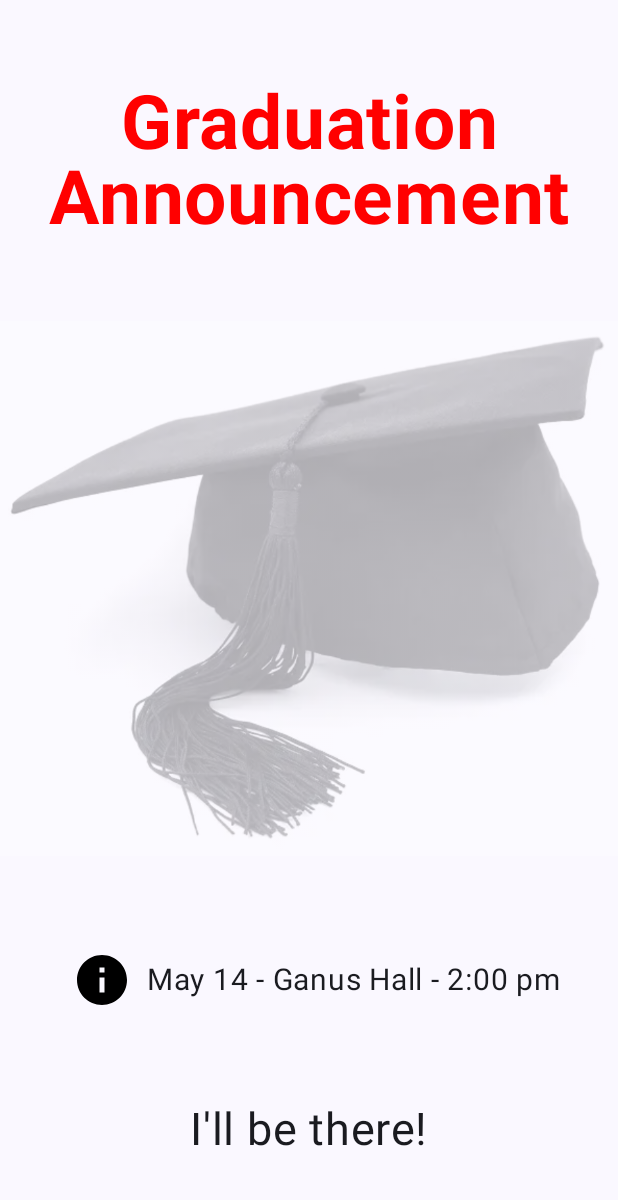
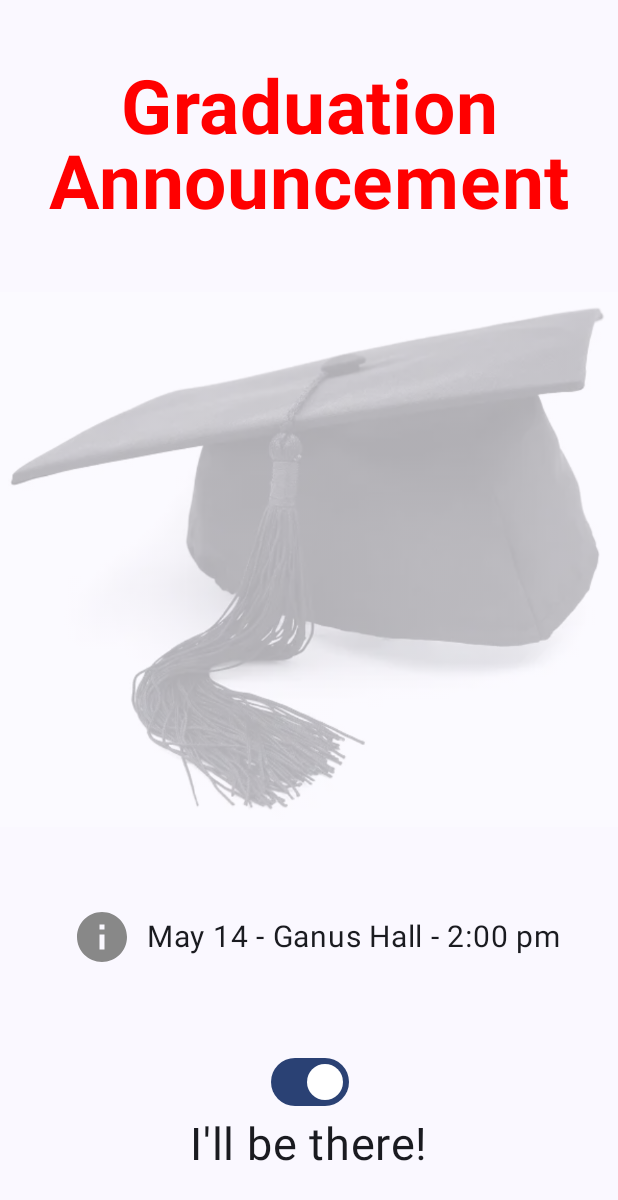
Before and after one commit to munozAndrew/CSC436, an Android app built with Jetpack Compose: the screen it shows after launch (MainActivity), on a phone screen of 412 x 824 dp. Shown: the top 1200 px of the screen. Run offline under Robolectric (Android 15) with nearby library versions, the phone set to English and light mode, and no system bars.

Commit message:
Completed Lab1

```diff
--- a/app/src/main/java/com/zybooks/graduationrsvp/MainActivity.kt
+++ b/app/src/main/java/com/zybooks/graduationrsvp/MainActivity.kt
@@ -17,6 +17,7 @@ import androidx.compose.material3.CenterAlignedTopAppBar
 import androidx.compose.material3.Icon
 import androidx.compose.material3.MaterialTheme
 import androidx.compose.material3.Surface
+import androidx.compose.material3.Switch
 import androidx.compose.material3.Text
 import androidx.compose.runtime.Composable
 import androidx.compose.runtime.getValue
@@ -76,7 +77,7 @@ fun GradScreen(modifier: Modifier = Modifier) {
             Icon(
                 imageVector = Icons.Filled.Info,
                 contentDescription = "Info",
-                tint = Color.Black,
+                tint = Color.Gray,
                 modifier = Modifier.padding(10.dp).size(40.dp)
             )
             Text(
@@ -111,6 +112,12 @@ fun RsvpButton(modifier: Modifier = Modifier) {
         horizontalAlignment = Alignment.CenterHorizontally,
         modifier = modifier
     ) {
+        Switch(
+            checked = isChecked,
+            onCheckedChange = {
+                isChecked = it
+            }
+        )
         Text( text = msg, fontSize = 30.sp)
     }
 }
```
